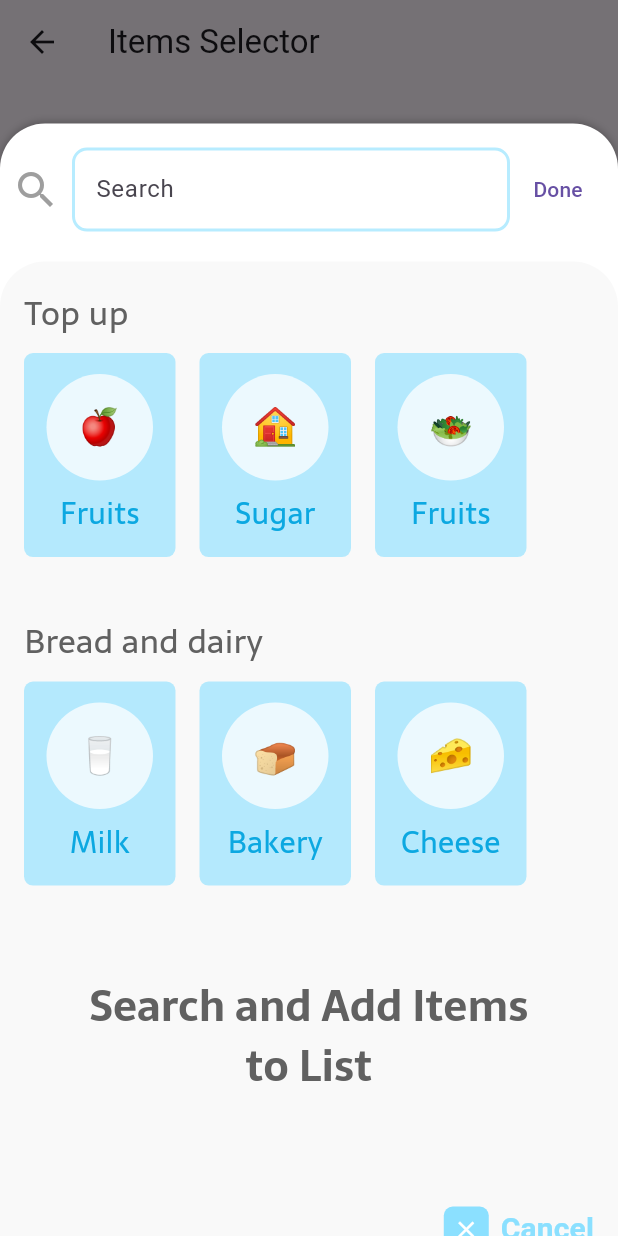
After one commit to MuhammadAbubakarAwann/FYP-smart-shopping-app, a Flutter app: the ItemsSelectorScreen screen opened directly, after a tap on the "add" icon, on a phone screen of 412 x 824 dp. The commit adds this screen. Run offline on Flutter 3.47's test engine with Material 3 defaults, Android fonts, the phone set to English and light mode, and no system bars.

Commit message:
feature(items_adding_overlay_screen): added interactive screen

```diff
--- /dev/null
+++ b/lib/components/items_overlay.dart
@@ -0,0 +1,241 @@
+import 'package:flutter/material.dart';
+
+class ItemsOverlay extends StatelessWidget {
+  const ItemsOverlay({super.key});
+
+  @override
+  Widget build(BuildContext context) {
+    return Container(
+      height: MediaQuery.of(context).size.height * 0.9,
+      decoration: const BoxDecoration(
+        color: Colors.white,
+        boxShadow: [
+          BoxShadow(
+            color: Colors.black26,
+            offset: Offset(0, -1),
+            blurRadius: 4,
+          ),
+        ],
+        borderRadius: BorderRadius.vertical(top: Radius.circular(30)),
+      ),
+      child: Column(
+        children: [
+          const SizedBox(height: 16),
+          Padding(
+            padding: const EdgeInsets.symmetric(horizontal: 8),
+            child: Row(
+              children: [
+                // Search icon outside the search bar
+                Container(
+                  margin: const EdgeInsets.only(
+                      right: 8), // Add spacing between icon and search bar
+                  decoration: BoxDecoration(
+                    borderRadius: BorderRadius.circular(8),
+                  ),
+                  child: const Icon(Icons.search, color: Colors.grey, size: 32),
+                ),
+                // Search bar
+                Expanded(
+                  child: TextField(
+                    decoration: InputDecoration(
+                      hintText: 'Search',
+                      enabledBorder: OutlineInputBorder(
+                        borderSide: const BorderSide(
+                            color: Color.fromARGB(159, 139, 224, 255),
+                            width: 2), // Colored border when not focused
+                        borderRadius: BorderRadius.circular(10),
+                      ),
+                      focusedBorder: OutlineInputBorder(
+                        borderSide: const BorderSide(
+                            color: Color(0xFF8BE0FF),
+                            width: 2), // Colored border when focused
+                        borderRadius: BorderRadius.circular(10),
+                      ),
+                    ),
+                  ),
+                ),
+                // Done button
+                TextButton(
+                  onPressed: () => Navigator.pop(context),
+                  child: const Text('Done'),
+                ),
+              ],
+            ),
+          ),
+          const SizedBox(height: 20),
+          Expanded(
+            child: Container(
+              padding: const EdgeInsets.only(top: 18),
+              decoration: const BoxDecoration(
+                color: Color(0xFFF9F9F9),
+                borderRadius: BorderRadius.vertical(top: Radius.circular(30)),
+              ),
+              child: ListView(
+                children: [
+                  _buildCategorySection('Top up', [
+                    _ItemCard(icon: '🍎', label: 'Fruits'),
+                    _ItemCard(icon: '🏠', label: 'Sugar'),
+                    _ItemCard(icon: '🥗', label: 'Fruits'),
+                  ]),
+                  const SizedBox(height: 20),
+                  _buildCategorySection('Bread and dairy', [
+                    _ItemCard(icon: '🥛', label: 'Milk'),
+                    _ItemCard(icon: '🍞', label: 'Bakery'),
+                    _ItemCard(icon: '🧀', label: 'Cheese'),
+                  ]),
+                  const SizedBox(height: 20),
+                  // Centered and enlarged text below the cards
+                  const Center(
+                    child: Padding(
+                      padding:
+                          EdgeInsets.symmetric(vertical: 20, horizontal: 56),
+                      child: Text(
+                        "Search and Add Items to List",
+                        textAlign: TextAlign.center,
+                        style: TextStyle(
+                          fontFamily: 'Sarala',
+                          fontSize: 28, // Increased font size
+                          color: Color(0xFF616161),
+                          fontWeight: FontWeight.bold,
+                        ),
+                      ),
+                    ),
+                  ),
+                  const SizedBox(height: 45),
+                  Padding(
+                    padding: const EdgeInsets.only(right: 16, bottom: 16),
+                    child: Align(
+                      alignment: Alignment.bottomRight,
+                      child: TextButton(
+                        onPressed: () {
+                          Navigator.pop(context);
+                        },
+                        style: TextButton.styleFrom(
+                          backgroundColor:
+                              Colors.transparent,
+                          padding: EdgeInsets.zero,
+                        ),
+                        child: Row(
+                          mainAxisSize: MainAxisSize.min,
+                          children: [
+                            Container(
+                              decoration: BoxDecoration(
+                                color: const Color(
+                                    0xFF8BE0FF),
+                                shape: BoxShape
+                                    .rectangle,
+                                borderRadius: BorderRadius.circular(
+                                    6),
+                              ),
+                              padding: const EdgeInsets.all(
+                                  6),
+                              child: const Icon(
+                                Icons.close,
+                                color: Colors.white,
+                                size: 18,
+                                weight: 900,
+                              ),
+                            ),
+                            const SizedBox(
+                                width: 8),
+
+                            const Text(
+                              'Cancel',
+                              style: TextStyle(
+                                color: Color(0xFF8BE0FF),
+                                fontSize: 20,
+                                fontWeight: FontWeight.bold,
+                              ),
+                            ),
+                          ],
+                        ),
+                      ),
+                    ),
+                  ),
+                ],
+              ),
+            ),
+          ),
+
+        ],
+      ),
+    );
+  }
+
+  Widget _buildCategorySection(String title, List<Widget> items) {
+    return Padding(
+      padding: const EdgeInsets.only(left: 16, bottom: 20),
+      child: Column(
+        crossAxisAlignment: CrossAxisAlignment.start,
+        children: [
+          Text(
+            title,
+            style: const TextStyle(
+              fontFamily: 'Sarala',
+              fontSize: 22,
+              color: Color(0xFF616161),
+            ),
+          ),
+          const SizedBox(height: 12),
+          SingleChildScrollView(
+            scrollDirection: Axis.horizontal,
+            child: Row(
+              children: items,
+            ),
+          ),
+        ],
+      ),
+    );
+  }
+}
+
+class _ItemCard extends StatelessWidget {
+  final String icon;
+  final String label;
+  const _ItemCard({
+    required this.icon,
+    required this.label,
+  });
+
+  @override
+  Widget build(BuildContext context) {
+    return Container(
+      width: 101,
+      height: 136,
+      margin: const EdgeInsets.only(right: 16),
+      decoration: BoxDecoration(
+        color: Color.fromARGB(159, 139, 224, 255),
+
+        borderRadius: BorderRadius.circular(6),
+      ),
+      child: Column(
+        mainAxisAlignment: MainAxisAlignment.center,
+        children: [
+          Container(
+            width: 71,
+            height: 71,
+            decoration: const BoxDecoration(
+              color: Color.fromARGB(189, 255, 255, 255),
+              shape: BoxShape.circle,
+            ),
+            child: Center(
+              child: Text(
+                icon,
+                style: const TextStyle(fontSize: 24),
+              ),
+            ),
+          ),
+          const SizedBox(height: 8),
+          Text(
+            label,
+            style: const TextStyle(
+              fontFamily: 'Sarala',
+              fontSize: 20,
+              color: Color(0xFF0CA8E1),
+            ),
+          ),
+        ],
+      ),
+    );
+  }
+}
--- /dev/null
+++ b/lib/screens/items_selector_screen.dart
@@ -0,0 +1,32 @@
+// lib/screens/items_selector_screen.dart
+import 'package:flutter/material.dart';
+import '../components/items_overlay.dart';
+
+class ItemsSelectorScreen extends StatelessWidget {
+  const ItemsSelectorScreen({super.key});
+
+  void _showItemsOverlay(BuildContext context) {
+    showModalBottomSheet(
+      context: context,
+      backgroundColor: Colors.transparent,
+      builder: (context) => const ItemsOverlay(),
+      isScrollControlled: true,
+    );
+  }
+
+  @override
+  Widget build(BuildContext context) {
+    return Scaffold(
+      appBar: AppBar(
+        title: const Text('Items Selector'),
+      ),
+      floatingActionButton: FloatingActionButton(
+        onPressed: () => _showItemsOverlay(context),
+        child: const Icon(Icons.add),
+      ),
+      body: const Center(
+        child: Text('Your main content goes here'),
+      ),
+    );
+  }
+}
--- a/lib/screens/landing_screen.dart
+++ b/lib/screens/landing_screen.dart
@@ -1,4 +1,5 @@
 import 'package:flutter/material.dart';
+import 'items_selector_screen.dart';
 
 class LandingScreen extends StatefulWidget {
   @override
@@ -134,7 +135,14 @@ class _LandingScreenState extends State<LandingScreen> {
             bottom: 46,
             left: (390 - 163) / 2,
             child: ElevatedButton(
-              onPressed: () {},
+              onPressed: () {
+                Navigator.push(
+                  context,
+                  MaterialPageRoute(
+                    builder: (context) => ItemsSelectorScreen(),
+                  ),
+                );
+              },
               style: ElevatedButton.styleFrom(
                 backgroundColor: Colors.black,
                 padding: EdgeInsets.symmetric(horizontal: 24, vertical: 18),
```
